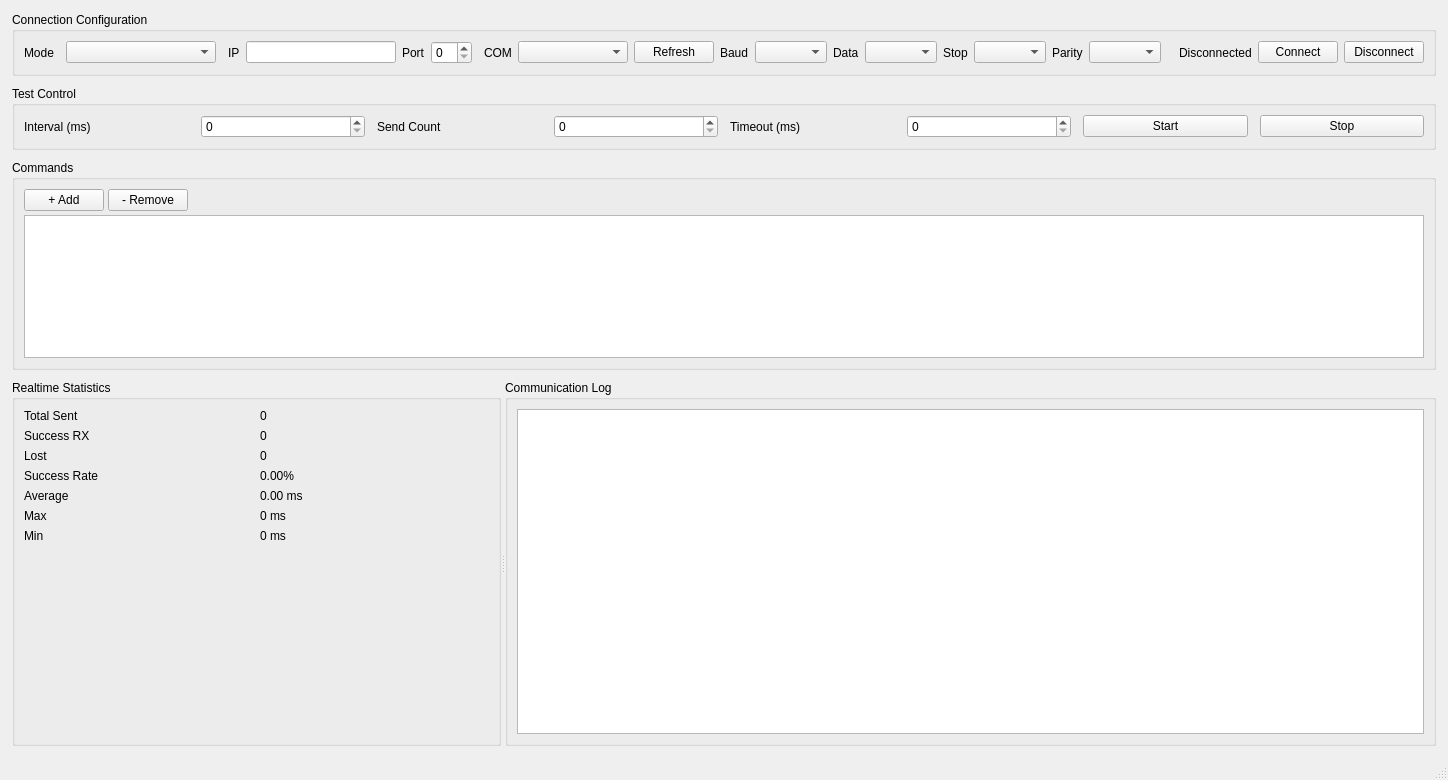
The window that src/mainwindow.ui (adfdwf/SerialEvaluation) describes before a commit, drawn with Qt 5.
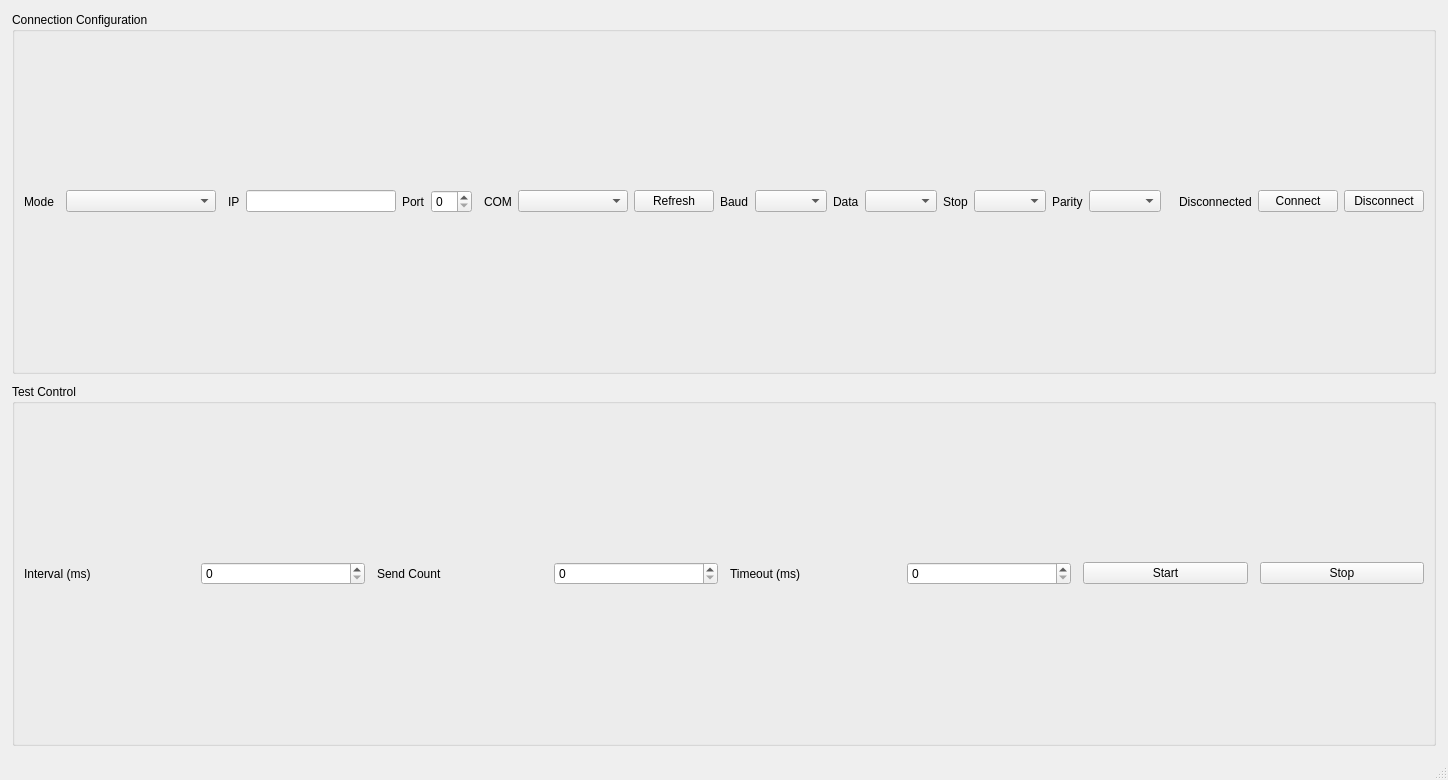
The same window after the commit.

Commit message: refactor: remove legacy single-worker code

```diff
--- a/src/mainwindow.ui
+++ b/src/mainwindow.ui
@@ -291,197 +291,6 @@
       </layout>
      </widget>
     </item>
-    <item>
-     <widget class="QGroupBox" name="groupBoxCommands">
-      <property name="title">
-       <string>Commands</string>
-      </property>
-      <layout class="QVBoxLayout" name="verticalLayoutCommands">
-       <property name="spacing">
-        <number>4</number>
-       </property>
-       <item>
-        <layout class="QHBoxLayout" name="horizontalLayoutCommandToolbar">
-         <item>
-          <widget class="QPushButton" name="pushButtonAddCommand">
-           <property name="text">
-            <string>+ Add</string>
-           </property>
-          </widget>
-         </item>
-         <item>
-          <widget class="QPushButton" name="pushButtonRemoveCommand">
-           <property name="text">
-            <string>- Remove</string>
-           </property>
-          </widget>
-         </item>
-         <item>
-          <spacer name="horizontalSpacerCommandToolbar">
-           <property name="orientation">
-            <enum>Qt::Horizontal</enum>
-           </property>
-           <property name="sizeHint" stdset="0">
-            <size>
-             <width>40</width>
-             <height>20</height>
-            </size>
-           </property>
-          </spacer>
-         </item>
-        </layout>
-       </item>
-       <item>
-        <widget class="QTableWidget" name="tableCommands"/>
-       </item>
-      </layout>
-     </widget>
-    </item>
-    <item>
-     <widget class="QSplitter" name="splitterData">
-      <property name="orientation">
-       <enum>Qt::Horizontal</enum>
-      </property>
-      <widget class="QGroupBox" name="groupBoxStats">
-       <property name="minimumSize">
-        <size>
-         <width>360</width>
-         <height>0</height>
-        </size>
-       </property>
-       <property name="title">
-        <string>Realtime Statistics</string>
-       </property>
-       <layout class="QGridLayout" name="gridLayoutStats">
-        <item row="0" column="0">
-         <widget class="QLabel" name="labelTotalSent">
-          <property name="text">
-           <string>Total Sent</string>
-          </property>
-         </widget>
-        </item>
-        <item row="0" column="1">
-         <widget class="QLabel" name="labelTotalSentValue">
-          <property name="text">
-           <string>0</string>
-          </property>
-         </widget>
-        </item>
-        <item row="1" column="0">
-         <widget class="QLabel" name="labelSuccess">
-          <property name="text">
-           <string>Success RX</string>
-          </property>
-         </widget>
-        </item>
-        <item row="1" column="1">
-         <widget class="QLabel" name="labelSuccessValue">
-          <property name="text">
-           <string>0</string>
-          </property>
-         </widget>
-        </item>
-        <item row="2" column="0">
-         <widget class="QLabel" name="labelLost">
-          <property name="text">
-           <string>Lost</string>
-          </property>
-         </widget>
-        </item>
-        <item row="2" column="1">
-         <widget class="QLabel" name="labelLostValue">
-          <property name="text">
-           <string>0</string>
-          </property>
-         </widget>
-        </item>
-        <item row="3" column="0">
-         <widget class="QLabel" name="labelRate">
-          <property name="text">
-           <string>Success Rate</string>
-          </property>
-         </widget>
-        </item>
-        <item row="3" column="1">
-         <widget class="QLabel" name="labelRateValue">
-          <property name="text">
-           <string>0.00%</string>
-          </property>
-         </widget>
-        </item>
-        <item row="4" column="0">
-         <widget class="QLabel" name="labelAverage">
-          <property name="text">
-           <string>Average</string>
-          </property>
-         </widget>
-        </item>
-        <item row="4" column="1">
-         <widget class="QLabel" name="labelAverageValue">
-          <property name="text">
-           <string>0.00 ms</string>
-          </property>
-         </widget>
-        </item>
-        <item row="5" column="0">
-         <widget class="QLabel" name="labelMax">
-          <property name="text">
-           <string>Max</string>
-          </property>
-         </widget>
-        </item>
-        <item row="5" column="1">
-         <widget class="QLabel" name="labelMaxValue">
-          <property name="text">
-           <string>0 ms</string>
-          </property>
-         </widget>
-        </item>
-        <item row="6" column="0">
-         <widget class="QLabel" name="labelMin">
-          <property name="text">
-           <string>Min</string>
-          </property>
-         </widget>
-        </item>
-        <item row="6" column="1">
-         <widget class="QLabel" name="labelMinValue">
-          <property name="text">
-           <string>0 ms</string>
-          </property>
-        </widget>
-        </item>
-        <item row="7" column="0" colspan="2">
-         <spacer name="verticalSpacerStats">
-          <property name="orientation">
-           <enum>Qt::Vertical</enum>
-          </property>
-          <property name="sizeHint" stdset="0">
-           <size>
-            <width>20</width>
-            <height>240</height>
-           </size>
-          </property>
-         </spacer>
-        </item>
-       </layout>
-      </widget>
-      <widget class="QGroupBox" name="groupBoxLog">
-       <property name="title">
-        <string>Communication Log</string>
-       </property>
-       <layout class="QVBoxLayout" name="verticalLayoutLog">
-        <item>
-         <widget class="QTextEdit" name="textEditLog">
-          <property name="readOnly">
-           <bool>true</bool>
-          </property>
-         </widget>
-        </item>
-       </layout>
-      </widget>
-     </widget>
-    </item>
    </layout>
   </widget>
   <widget class="QStatusBar" name="statusbar"/>
```
The commit also changes 2 other files.
